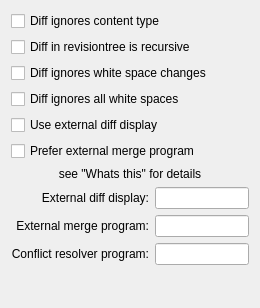
centic9/kdesvn-ppa, file src/settings/diffmergesettings.ui: the form before one commit.
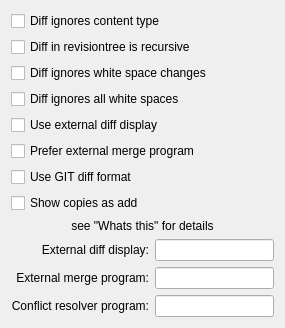
The form after the commit. Custom widgets are drawn as their Qt base class.

Diff of the .ui file:
```diff
--- a/src/settings/diffmergesettings.ui
+++ b/src/settings/diffmergesettings.ui
@@ -1,49 +1,49 @@
 <ui version="4.0" >
  <class>DiffMergeSettings</class>
- <widget class="QWidget" name="DiffMergeSettings" >
-  <property name="geometry" >
+ <widget class="QWidget" name="DiffMergeSettings">
+  <property name="geometry">
    <rect>
     <x>0</x>
     <y>0</y>
-    <width>260</width>
-    <height>308</height>
+    <width>285</width>
+    <height>313</height>
    </rect>
   </property>
   <property name="windowTitle" >
    <string>DiffMergeSettings</string>
   </property>
-  <layout class="QVBoxLayout" >
+  <layout class="QVBoxLayout" name="verticalLayout">
    <item>
-    <widget class="QCheckBox" name="kcfg_diff_ignore_content" >
-     <property name="text" >
+    <widget class="QCheckBox" name="kcfg_diff_ignore_content">
+     <property name="text">
       <string>Diff ignores content type</string>
      </property>
     </widget>
    </item>
    <item>
-    <widget class="QCheckBox" name="kcfg_tree_diff_rec" >
-     <property name="text" >
+    <widget class="QCheckBox" name="kcfg_tree_diff_rec">
+     <property name="text">
       <string>Diff in revisiontree is recursive</string>
      </property>
     </widget>
    </item>
    <item>
-    <widget class="QCheckBox" name="kcfg_diff_ignore_spaces" >
-     <property name="text" >
+    <widget class="QCheckBox" name="kcfg_diff_ignore_spaces">
+     <property name="text">
       <string>Diff ignores white space changes</string>
      </property>
     </widget>
    </item>
    <item>
-    <widget class="QCheckBox" name="kcfg_diff_ignore_all_white_spaces" >
-     <property name="text" >
+    <widget class="QCheckBox" name="kcfg_diff_ignore_all_white_spaces">
+     <property name="text">
       <string>Diff ignores all white spaces</string>
      </property>
     </widget>
    </item>
    <item>
-    <widget class="QCheckBox" name="kcfg_use_external_diff" >
-     <property name="toolTip" >
+    <widget class="QCheckBox" name="kcfg_use_external_diff">
+     <property name="toolTip">
       <string>If kdesvn should use an external diff display and/or generator. If not checked use internal display.</string>
      </property>
      <property name="text" >
@@ -52,8 +52,8 @@
     </widget>
    </item>
    <item>
-    <widget class="QCheckBox" name="kcfg_extern_merge_default" >
-     <property name="toolTip" >
+    <widget class="QCheckBox" name="kcfg_extern_merge_default">
+     <property name="toolTip">
       <string>Set if merge with external program is preferred and not subversions merge</string>
      </property>
      <property name="text" >
@@ -62,25 +62,26 @@
     </widget>
    </item>
    <item>
-    <layout class="QGridLayout" >
-     <item row="0" column="0" >
-      <widget class="QLabel" name="m_extern_hint" >
-       <property name="text" >
-        <string>see "Whats this" for details</string>
-       </property>
-       <property name="alignment" >
-        <set>Qt::AlignCenter</set>
-       </property>
-       <property name="wordWrap" >
-        <bool>true</bool>
-       </property>
-      </widget>
-     </item>
-     <item row="1" column="0" >
-      <layout class="QGridLayout" >
-       <item row="2" column="0" >
-        <widget class="QLabel" name="resolveLabel" >
-         <property name="text" >
+    <widget class="QCheckBox" name="kcfg_diff_gitformat_default">
+     <property name="text">
+      <string>Use GIT diff format</string>
+     </property>
+    </widget>
+   </item>
+   <item>
+    <widget class="QCheckBox" name="kcfg_diff_copies_as_add">
+     <property name="text">
+      <string>Show copies as add</string>
+     </property>
+    </widget>
+   </item>
+   <item>
+    <layout class="QGridLayout">
+     <item row="1" column="0">
+      <layout class="QGridLayout">
+       <item row="2" column="0">
+        <widget class="QLabel" name="resolveLabel">
+         <property name="text">
           <string>Conflict resolver program:</string>
          </property>
          <property name="alignment" >
@@ -91,9 +92,9 @@
          </property>
         </widget>
        </item>
-       <item row="1" column="0" >
-        <widget class="QLabel" name="textLabel1" >
-         <property name="text" >
+       <item row="1" column="0">
+        <widget class="QLabel" name="textLabel1">
+         <property name="text">
           <string>External merge program:</string>
          </property>
          <property name="alignment" >
@@ -104,9 +105,9 @@
          </property>
         </widget>
        </item>
-       <item row="2" column="1" >
-        <widget class="KLineEdit" name="kcfg_conflict_resolver" >
-         <property name="toolTip" >
+       <item row="2" column="1">
+        <widget class="KLineEdit" name="kcfg_conflict_resolver">
+         <property name="toolTip">
           <string>Setup an external program for conflict resolving</string>
          </property>
          <property name="whatsThis" >
@@ -130,9 +131,9 @@
          </property>
         </widget>
        </item>
-       <item row="0" column="0" >
-        <widget class="QLabel" name="mdiff_display_label" >
-         <property name="text" >
+       <item row="0" column="0">
+        <widget class="QLabel" name="mdiff_display_label">
+         <property name="text">
           <string>External diff display:</string>
          </property>
          <property name="alignment" >
@@ -143,9 +144,9 @@
          </property>
         </widget>
        </item>
-       <item row="1" column="1" >
-        <widget class="KLineEdit" name="kcfg_external_merge_program" >
-         <property name="toolTip" >
+       <item row="1" column="1">
+        <widget class="KLineEdit" name="kcfg_external_merge_program">
+         <property name="toolTip">
           <string>Setup an external program for merging</string>
          </property>
          <property name="whatsThis" >
@@ -162,10 +163,10 @@
          </property>
         </widget>
        </item>
-       <item row="0" column="1" >
-        <widget class="KLineEdit" name="kcfg_external_diff_display" >
-         <property name="whatsThis" >
-          <string>&lt;p align="left">
+       <item row="0" column="1">
+        <widget class="KLineEdit" name="kcfg_external_diff_display">
+         <property name="whatsThis">
+          <string>&lt;p align=&quot;left&quot;&gt;
 Enter an external program in form
 &lt;p align="center">
 &lt;tt>&amp;lt;program&amp;gt; &amp;lt;param&amp;gt; %f&lt;/tt>
@@ -189,6 +190,19 @@
        </item>
       </layout>
      </item>
+     <item row="0" column="0">
+      <widget class="QLabel" name="m_extern_hint">
+       <property name="text">
+        <string>see &quot;Whats this&quot; for details</string>
+       </property>
+       <property name="alignment">
+        <set>Qt::AlignCenter</set>
+       </property>
+       <property name="wordWrap">
+        <bool>true</bool>
+       </property>
+      </widget>
+     </item>
     </layout>
    </item>
    <item>
@@ -209,7 +223,7 @@
    </item>
   </layout>
  </widget>
- <layoutdefault spacing="6" margin="11" />
+ <layoutdefault spacing="6" margin="11"/>
  <customwidgets>
   <customwidget>
    <class>KLineEdit</class>
```
Left out of the diff: 113 changed lines with no effect on the pictures.
